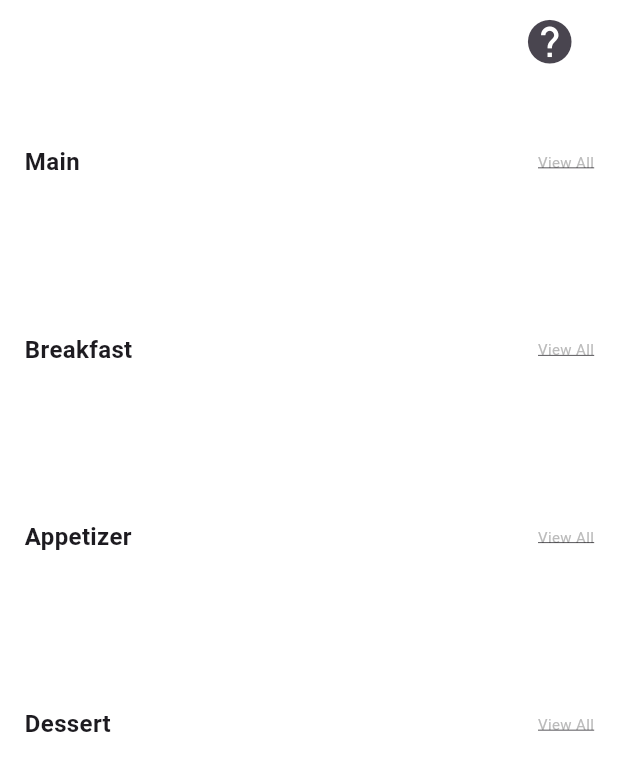
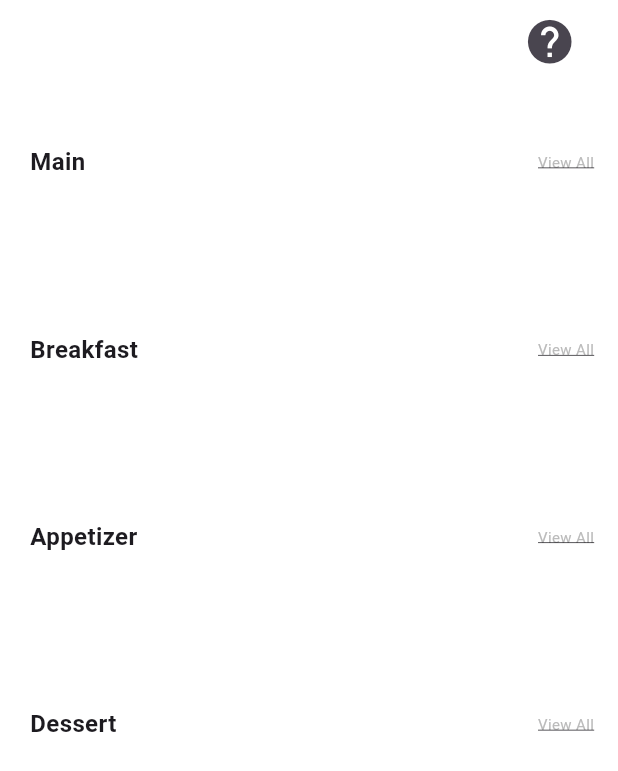
Before and after one commit to COS301-SE-2024/Culinary-Companion, a Flutter app: the HomeScreen screen opened directly, on a phone screen of 412 x 824 dp. Shown: the top 771 px of the screen. Run offline on Flutter 3.47's test engine with Material 3 defaults, Android fonts, the phone set to English and light mode, and no system bars; drawn by our look-alikes of carousel_slider; our stand-ins replace flutter_dotenv, flutter_typeahead, google_generative_ai, image_picker, lottie, multi_select_flutter and 2 more; missing offline and left inert: shadow_overlay; accounts and stored records are empty; network calls fail.

```diff
--- a/lib/main.dart
+++ b/lib/main.dart
@@ -55,7 +55,8 @@ class CulinaryCompanionApp extends StatelessWidget {
       darkTheme: ThemeData(
         primarySwatch: Colors.green,
         brightness: Brightness.dark,
-        scaffoldBackgroundColor: const Color(0xFF20493C),
+        //scaffoldBackgroundColor: const Color(0xFF20493C),
+        scaffoldBackgroundColor: const Color(0xFF283330),
         inputDecorationTheme: const InputDecorationTheme(
           border: OutlineInputBorder(),
           filled: true,
--- a/lib/screens/home_screen.dart
+++ b/lib/screens/home_screen.dart
@@ -133,6 +133,7 @@ class _HomeScreenState extends State<HomeScreen> {
           builder: (context, constraints) {
             double screenWidth = MediaQuery.of(context).size.width;
             double calculatedPadding = screenWidth * 0.001;
+            double calculatedLeftPadding = screenWidth * 0.01;
 
             // Define font sizes based on screen width
             double titleFontSize;
@@ -155,7 +156,7 @@ class _HomeScreenState extends State<HomeScreen> {
 
             return Padding(
               padding: EdgeInsets.only(
-                  left: calculatedPadding,
+                  left: calculatedLeftPadding,
                   top: calculatedPadding,
                   bottom: calculatedPadding),
               child: Row(
--- a/pubspec.yaml
+++ b/pubspec.yaml
@@ -35,6 +35,7 @@ dependencies:
   flutter_typeahead: ^4.0.0
   multi_select_flutter: ^4.1.3
   carousel_slider: ^4.2.1
+  shadow_overlay: ^1.0.5
   # The following adds the Cupertino Icons font to your application.
   # Use with the CupertinoIcons class for iOS style icons.
   cupertino_icons: ^1.0.6
```
Also changed, not shown: lib/widgets/recipe_card.dart (+18 -2 lines), pubspec.lock.
